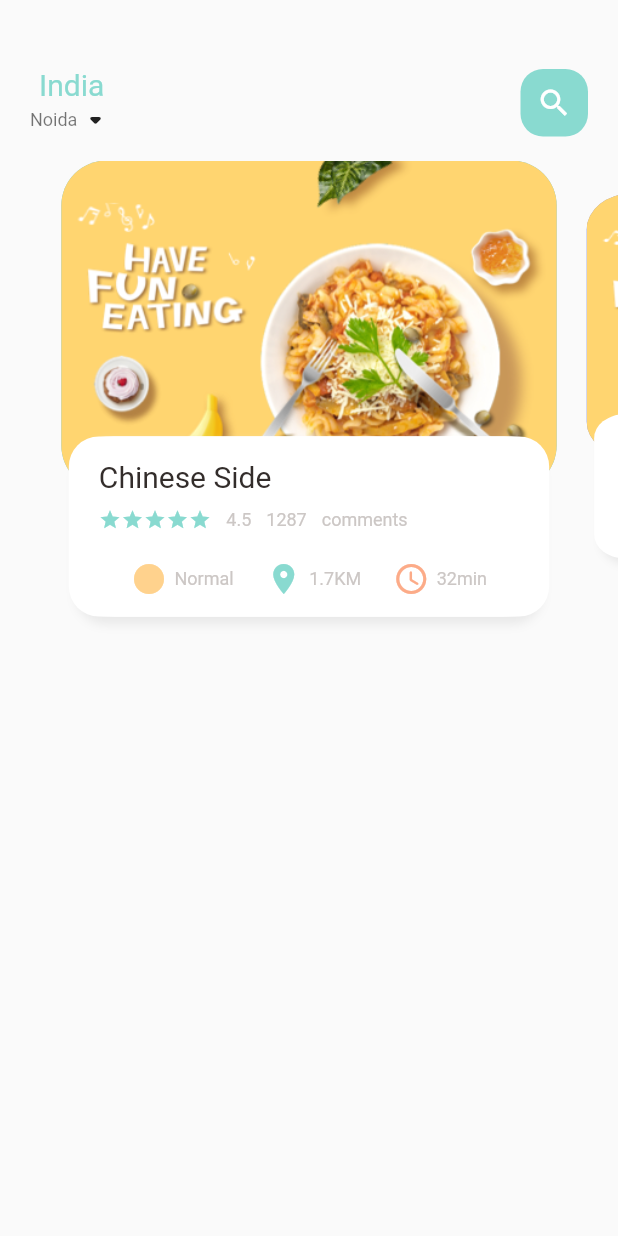
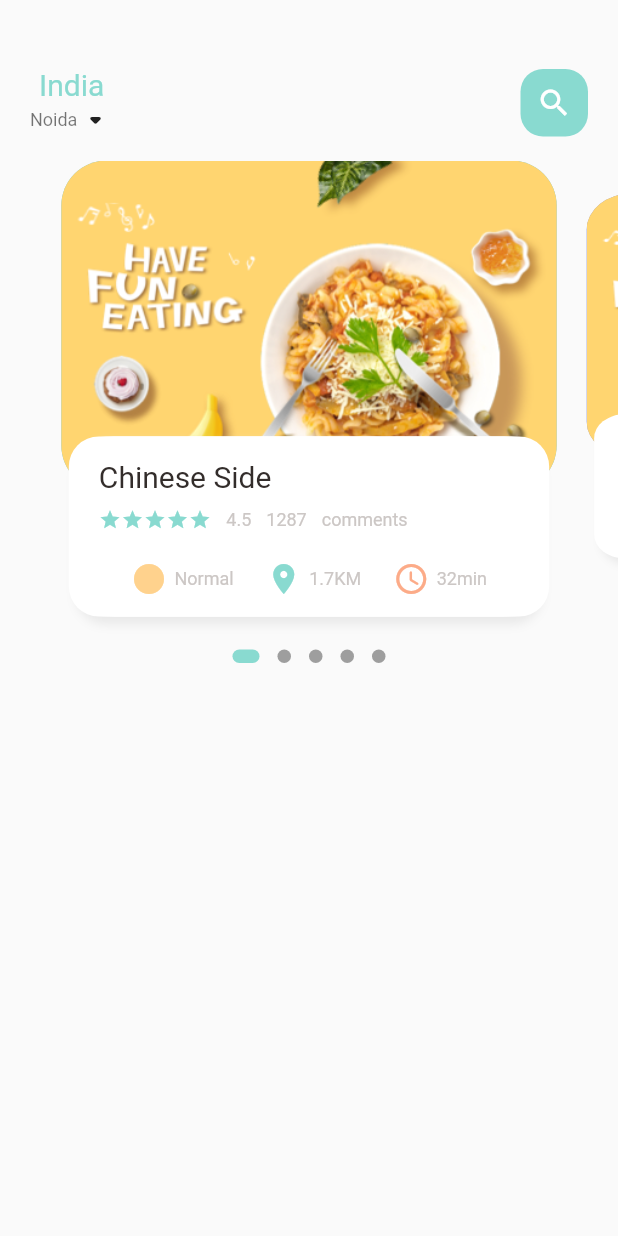
Before and after one commit to ManyuDhyani/Ecom-App, a Flutter app: the screen it shows after launch, on a phone screen of 412 x 824 dp. Run offline on Flutter 3.47's test engine with Material 2 defaults, Android fonts, the phone set to English and light mode, and no system bars; drawn by our look-alikes of dots_indicator.

Commit message:
Added dots indicator the main food slider.

```diff
--- a/lib/home/food_page_body.dart
+++ b/lib/home/food_page_body.dart
@@ -1,3 +1,4 @@
+import 'package:dots_indicator/dots_indicator.dart';
 import 'package:ecom_app/utils/colors.dart';
 import 'package:ecom_app/widgets/big_text.dart';
 import 'package:ecom_app/widgets/icon_and_text_widgets.dart';
@@ -34,7 +35,9 @@ class _FoodPageBodyState extends State<FoodPageBody> {
 
   @override
   Widget build(BuildContext context) {
-    return Container(
+    return Column(
+      children: [
+        Container(
           height: 320,
           child: PageView.builder(
               controller: pageController,
@@ -42,6 +45,19 @@ class _FoodPageBodyState extends State<FoodPageBody> {
               itemBuilder: (context, position) {
                 return _buildPageItem(position);
               }),
+        ),
+        new DotsIndicator(
+          dotsCount: 5,
+          position: _currPageValue,
+          decorator: DotsDecorator(
+            activeColor: AppColors.mainColor,
+            size: const Size.square(9.0),
+            activeSize: const Size(18.0, 9.0),
+            activeShape: RoundedRectangleBorder(
+                borderRadius: BorderRadius.circular(5.0)),
+          ),
+        ),
+      ],
     );
   }
 
--- a/lib/home/main_food_page.dart
+++ b/lib/home/main_food_page.dart
@@ -17,6 +17,7 @@ class _MainFoodPageState extends State<MainFoodPage> {
     return Scaffold(
       body: Column(
         children: [
+          //Showing the header
           Container(
             child: Container(
               margin: EdgeInsets.only(top: 45, bottom: 15),
@@ -56,6 +57,7 @@ class _MainFoodPageState extends State<MainFoodPage> {
               ),
             ),
           ),
+          //showing the body
           FoodPageBody(),
         ],
       ),
--- a/pubspec.yaml
+++ b/pubspec.yaml
@@ -29,6 +29,7 @@ environment:
 dependencies:
   flutter:
     sdk: flutter
+  dots_indicator: ^2.1.0
 
 
   # The following adds the Cupertino Icons font to your application.
```
Also changed, not shown: pubspec.lock. Lines whose indentation alone changed are shown as unchanged.
